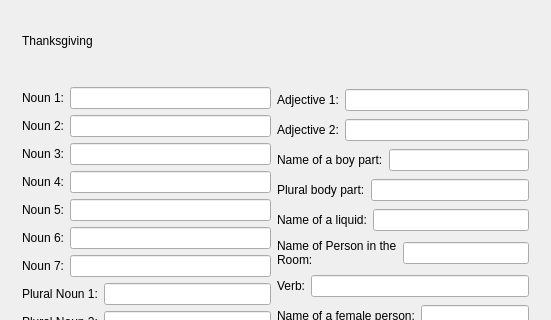
This is mad_libs_ui/madlibs.ui in jacquelinennguyen/pic10c_final_project as Qt 5 draws it before an edit; both pictures show x 0 to 551 and y 87 to 407 of the 551 by 492 pixel window. The edited form follows.
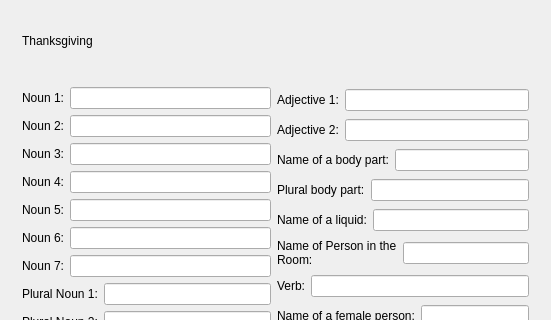
This is the edited form. The open tabs and pages were chosen to show the change.

Commit message: Qt is being finnicky with updating the user input strings

Diff of the .ui file:
```diff
--- a/mad_libs_ui/madlibs.ui
+++ b/mad_libs_ui/madlibs.ui
@@ -234,7 +234,7 @@
               <item>
                <widget class="QLabel" name="label_10">
                 <property name="text">
-                 <string>Name of a boy part:</string>
+                 <string>Name of a body part:</string>
                 </property>
                </widget>
               </item>
```
Left out of the diff: 2 changed lines with no effect on the pictures. The commit also changes 2 other files.
